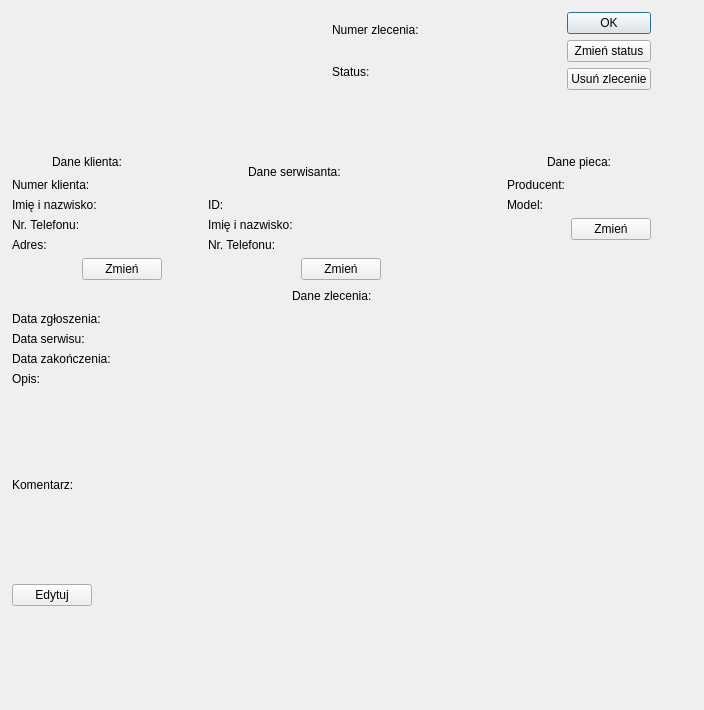
Above: CELEJ_PROJEKT_SERWIS_PIEC_v2/jobdetailsdialog.ui from kcelej/Celej_Firma_Piec_Biuro_Repo before the change. Below: the same form after it.
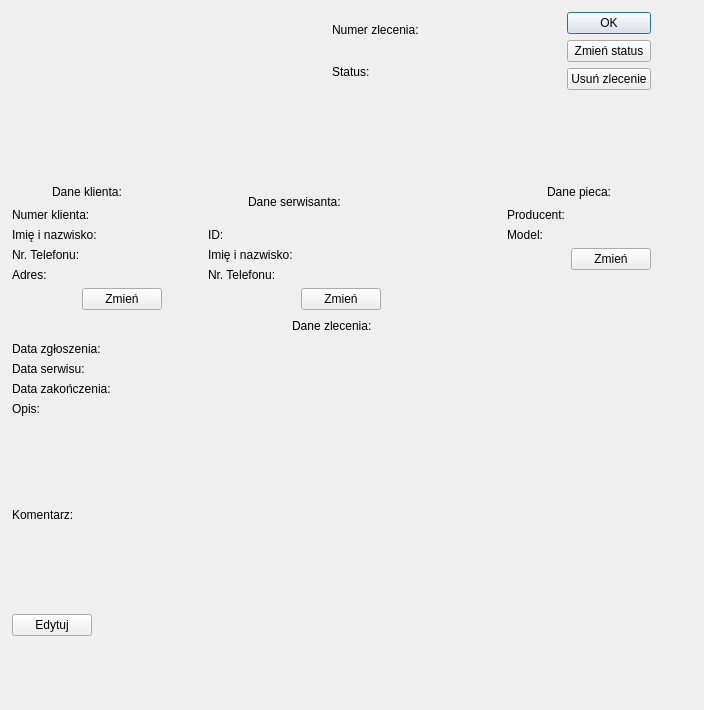
That is the form after the change.

Commit message: jobdetailsdialog - added an option to set service date and job end date to none

Patch:
```diff
--- a/CELEJ_PROJEKT_SERWIS_PIEC_v2/jobdetailsdialog.ui
+++ b/CELEJ_PROJEKT_SERWIS_PIEC_v2/jobdetailsdialog.ui
@@ -19,7 +19,7 @@
      <x>1</x>
      <y>1</y>
      <width>661</width>
-     <height>616</height>
+     <height>646</height>
     </rect>
    </property>
    <layout class="QGridLayout" name="gridLayout_3">
@@ -557,7 +557,7 @@
       <item>
        <layout class="QHBoxLayout" name="horizontalLayout_13">
         <item>
-         <layout class="QFormLayout" name="formLayout">
+         <layout class="QGridLayout" name="gridLayout_4">
           <item row="0" column="0">
            <widget class="QLabel" name="label_11">
             <property name="text">
@@ -579,8 +579,8 @@
             </property>
            </widget>
           </item>
-          <item row="1" column="1">
-           <widget class="QLabel" name="jobServiceDateLabel">
+          <item row="2" column="1">
+           <widget class="QLabel" name="jobEndLabel">
             <property name="text">
              <string>&lt;brak&gt;</string>
             </property>
@@ -593,8 +593,8 @@
             </property>
            </widget>
           </item>
-          <item row="2" column="1">
-           <widget class="QLabel" name="jobEndLabel">
+          <item row="1" column="1">
+           <widget class="QLabel" name="jobServiceDateLabel">
             <property name="text">
              <string>&lt;brak&gt;</string>
             </property>
```
The commit also changes 2 other files.
